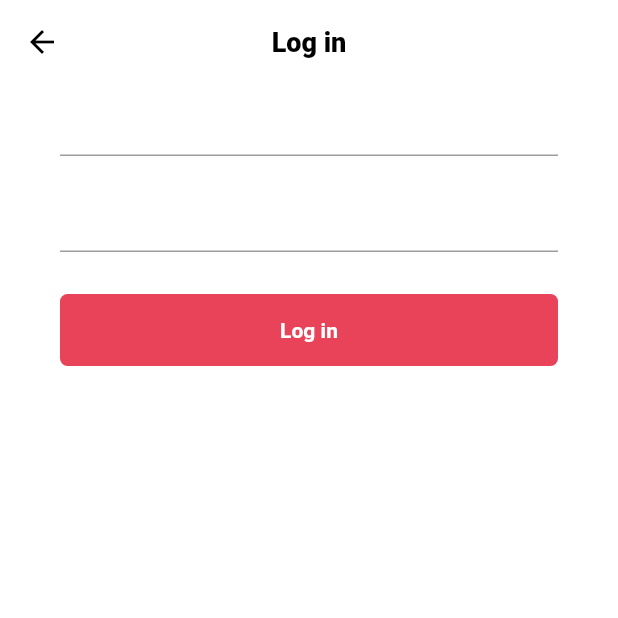
After one commit to Carl-Lee91/tiktok_clone, a Flutter app: the LoginScreen screen opened directly, after a tap on "Use email & password", on a phone screen of 412 x 824 dp, the top half of it. The commit adds this screen. Run offline on Flutter 3.47's test engine with Material 2 defaults, Android fonts, the phone set to English and light mode, and no system bars; our stand-ins replace font_awesome_flutter.

Commit message:
04.07 formbtn challenge

```diff
--- a/lib/screens/features/authentication/email_screen.dart
+++ b/lib/screens/features/authentication/email_screen.dart
@@ -107,6 +107,7 @@ class _EmaiilScreenState extends State<EmaiilScreen> {
                 onTap: _onSubmit,
                 child: FormBtn(
                   disabled: _email.isEmpty || _isEmailValid() != null,
+                  text: "next",
                 ),
               )
             ],
--- /dev/null
+++ b/lib/screens/features/authentication/login_form_screen.dart
@@ -0,0 +1,43 @@
+import 'package:flutter/material.dart';
+import 'package:tiktok_clone/constants/gaps.dart';
+import 'package:tiktok_clone/constants/sizes.dart';
+import 'package:tiktok_clone/screens/features/authentication/widgets/form_btn.dart';
+
+class LoginFormScreen extends StatefulWidget {
+  const LoginFormScreen({super.key});
+
+  @override
+  State<LoginFormScreen> createState() => _LoginFormScreenState();
+}
+
+class _LoginFormScreenState extends State<LoginFormScreen> {
+  @override
+  Widget build(BuildContext context) {
+    return Scaffold(
+      appBar: AppBar(
+        title: const Text(
+          "Log in",
+        ),
+      ),
+      body: Padding(
+        padding: const EdgeInsets.symmetric(
+          horizontal: Sizes.size40,
+        ),
+        child: Form(
+          child: Column(
+            children: [
+              TextFormField(),
+              Gaps.v16,
+              TextFormField(),
+              Gaps.v28,
+              const FormBtn(
+                disabled: false,
+                text: "Log in",
+              ),
+            ],
+          ),
+        ),
+      ),
+    );
+  }
+}
--- a/lib/screens/features/authentication/login_screen.dart
+++ b/lib/screens/features/authentication/login_screen.dart
@@ -2,6 +2,7 @@ import 'package:flutter/material.dart';
 import 'package:font_awesome_flutter/font_awesome_flutter.dart';
 import 'package:tiktok_clone/constants/gaps.dart';
 import 'package:tiktok_clone/constants/sizes.dart';
+import 'package:tiktok_clone/screens/features/authentication/login_form_screen.dart';
 import 'package:tiktok_clone/screens/features/authentication/widgets/auth_button.dart';
 
 class LoginScreen extends StatelessWidget {
@@ -11,6 +12,14 @@ class LoginScreen extends StatelessWidget {
     Navigator.of(context).pop();
   }
 
+  void _onEmailLoginTap(BuildContext context) {
+    Navigator.of(context).push(
+      MaterialPageRoute(
+        builder: (context) => const LoginFormScreen(),
+      ),
+    );
+  }
+
   @override
   Widget build(BuildContext context) {
     return Scaffold(
@@ -18,9 +27,9 @@ class LoginScreen extends StatelessWidget {
         child: Padding(
           padding: const EdgeInsets.symmetric(horizontal: Sizes.size40),
           child: Column(
-            children: const [
+            children: [
               Gaps.v80,
-              Text(
+              const Text(
                 "Log in to TicTok",
                 style: TextStyle(
                   fontSize: Sizes.size24,
@@ -28,7 +37,7 @@ class LoginScreen extends StatelessWidget {
                 ),
               ),
               Gaps.v20,
-              Text(
+              const Text(
                 "Manage your account, check notifications, comment on videos, and more.",
                 style: TextStyle(
                   fontSize: Sizes.size16,
@@ -37,19 +46,22 @@ class LoginScreen extends StatelessWidget {
                 textAlign: TextAlign.center,
               ),
               Gaps.v40,
-              AuthButton(
-                icon: FaIcon(
-                  FontAwesomeIcons.user,
+              GestureDetector(
+                onTap: () => _onEmailLoginTap(context),
+                child: const AuthButton(
+                  icon: FaIcon(
+                    FontAwesomeIcons.user,
+                  ),
+                  text: "Use email & password",
                 ),
-                text: "Use email & password",
               ),
-              AuthButton(
+              const AuthButton(
                 icon: FaIcon(
                   FontAwesomeIcons.facebook,
                 ),
                 text: "Continue with Facebook",
               ),
-              AuthButton(
+              const AuthButton(
                   icon: FaIcon(
                     FontAwesomeIcons.google,
                   ),
--- a/lib/screens/features/authentication/password_screen.dart
+++ b/lib/screens/features/authentication/password_screen.dart
@@ -184,6 +184,7 @@ class _PasswordScreenState extends State<PasswordScreen> {
                 onTap: _onSubmit,
                 child: FormBtn(
                   disabled: !_isPasswordValid(),
+                  text: "Next",
                 ),
               )
             ],
--- a/lib/screens/features/authentication/widgets/form_btn.dart
+++ b/lib/screens/features/authentication/widgets/form_btn.dart
@@ -6,9 +6,11 @@ class FormBtn extends StatelessWidget {
   const FormBtn({
     super.key,
     required this.disabled,
+    required this.text,
   });
 
   final bool disabled;
+  final String text;
 
   @override
   Widget build(BuildContext context) {
@@ -30,8 +32,8 @@ class FormBtn extends StatelessWidget {
             color: disabled ? Colors.grey.shade400 : Colors.white,
             fontWeight: FontWeight.w600,
           ),
-          child: const Text(
-            'Next',
+          child: Text(
+            text,
             textAlign: TextAlign.center,
           ),
         ),
```
Also changed, not shown: lib/screens/features/authentication/birthday_screen.dart (+7 -3 lines), lib/screens/features/authentication/username_screen.dart (+6 -2 lines), lib/screens/features/onboarding/interests_screen.dart (added, +10 -0 lines).
